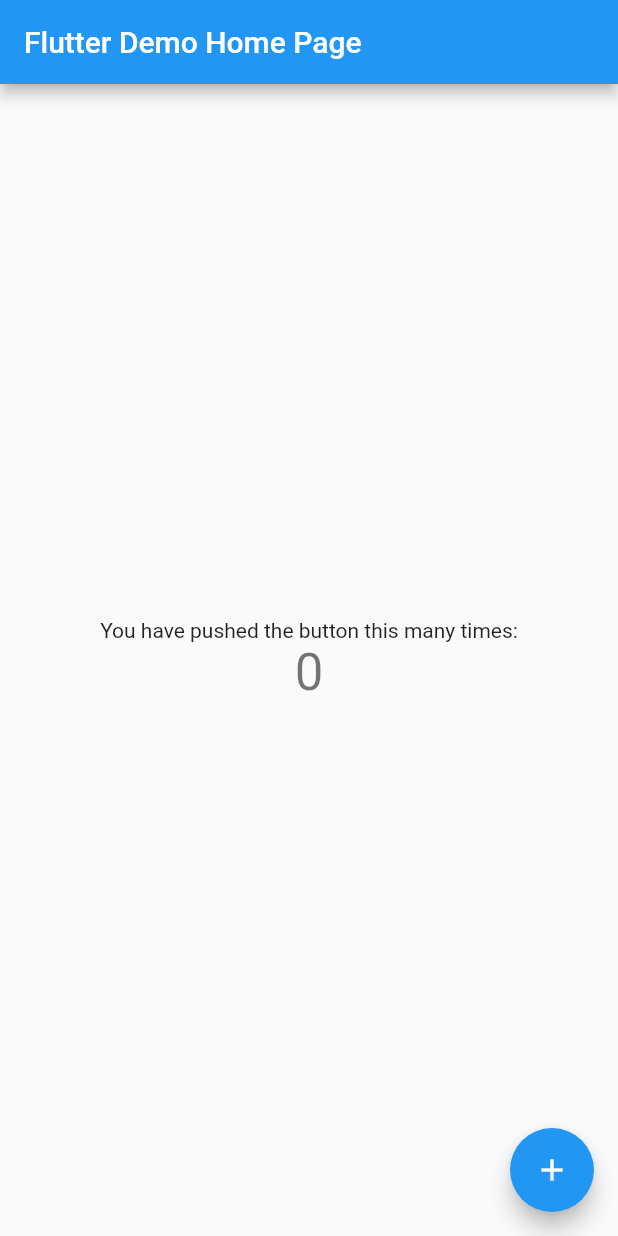
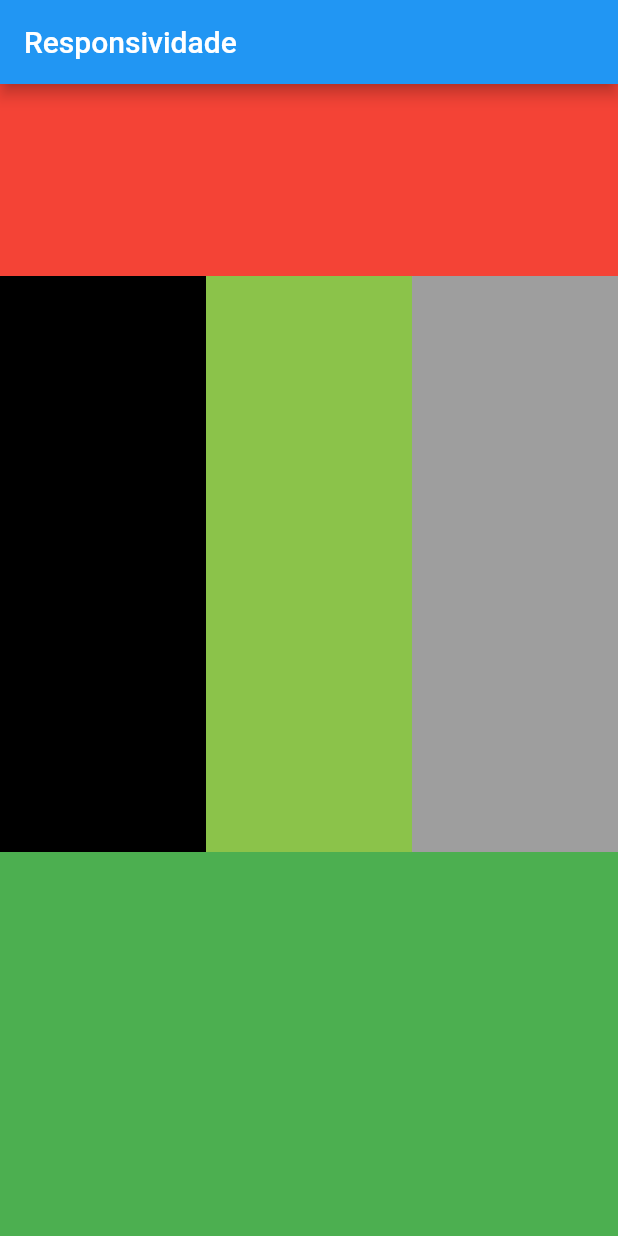
Before and after one commit to davif10/flutter_web-flutter-dart, a Flutter app: the screen it shows after launch, on a phone screen of 412 x 824 dp. Run offline on Flutter 3.47's test engine with Material 2 defaults, Android fonts, the phone set to English and light mode, and no system bars.

Commit message:
-Utilizando responsividade com Media Query e com Row e Column.

```diff
--- a/flutter_web_aula/lib/main.dart
+++ b/flutter_web_aula/lib/main.dart
@@ -1,115 +1,10 @@
 import 'package:flutter/material.dart';
+import 'package:flutter_web_aula/responsividade_row_col.dart';
 
 void main() {
-  runApp(const MyApp());
+  runApp(MaterialApp(
+    title: "Flutter web",
+    debugShowCheckedModeBanner: false,
+    home: ResponsividadeRowCol(),
+  ));
 }
-
-class MyApp extends StatelessWidget {
-  const MyApp({super.key});
-
-  // This widget is the root of your application.
-  @override
-  Widget build(BuildContext context) {
-    return MaterialApp(
-      title: 'Flutter Demo',
-      theme: ThemeData(
-        // This is the theme of your application.
-        //
-        // Try running your application with "flutter run". You'll see the
-        // application has a blue toolbar. Then, without quitting the app, try
-        // changing the primarySwatch below to Colors.green and then invoke
-        // "hot reload" (press "r" in the console where you ran "flutter run",
-        // or simply save your changes to "hot reload" in a Flutter IDE).
-        // Notice that the counter didn't reset back to zero; the application
-        // is not restarted.
-        primarySwatch: Colors.blue,
-      ),
-      home: const MyHomePage(title: 'Flutter Demo Home Page'),
-    );
-  }
-}
-
-class MyHomePage extends StatefulWidget {
-  const MyHomePage({super.key, required this.title});
-
-  // This widget is the home page of your application. It is stateful, meaning
-  // that it has a State object (defined below) that contains fields that affect
-  // how it looks.
-
-  // This class is the configuration for the state. It holds the values (in this
-  // case the title) provided by the parent (in this case the App widget) and
-  // used by the build method of the State. Fields in a Widget subclass are
-  // always marked "final".
-
-  final String title;
-
-  @override
-  State<MyHomePage> createState() => _MyHomePageState();
-}
-
-class _MyHomePageState extends State<MyHomePage> {
-  int _counter = 0;
-
-  void _incrementCounter() {
-    setState(() {
-      // This call to setState tells the Flutter framework that something has
-      // changed in this State, which causes it to rerun the build method below
-      // so that the display can reflect the updated values. If we changed
-      // _counter without calling setState(), then the build method would not be
-      // called again, and so nothing would appear to happen.
-      _counter++;
-    });
-  }
-
-  @override
-  Widget build(BuildContext context) {
-    // This method is rerun every time setState is called, for instance as done
-    // by the _incrementCounter method above.
-    //
-    // The Flutter framework has been optimized to make rerunning build methods
-    // fast, so that you can just rebuild anything that needs updating rather
-    // than having to individually change instances of widgets.
-    return Scaffold(
-      appBar: AppBar(
-        // Here we take the value from the MyHomePage object that was created by
-        // the App.build method, and use it to set our appbar title.
-        title: Text(widget.title),
-      ),
-      body: Center(
-        // Center is a layout widget. It takes a single child and positions it
-        // in the middle of the parent.
-        child: Column(
-          // Column is also a layout widget. It takes a list of children and
-          // arranges them vertically. By default, it sizes itself to fit its
-          // children horizontally, and tries to be as tall as its parent.
-          //
-          // Invoke "debug painting" (press "p" in the console, choose the
-          // "Toggle Debug Paint" action from the Flutter Inspector in Android
-          // Studio, or the "Toggle Debug Paint" command in Visual Studio Code)
-          // to see the wireframe for each widget.
-          //
-          // Column has various properties to control how it sizes itself and
-          // how it positions its children. Here we use mainAxisAlignment to
-          // center the children vertically; the main axis here is the vertical
-          // axis because Columns are vertical (the cross axis would be
-          // horizontal).
-          mainAxisAlignment: MainAxisAlignment.center,
-          children: <Widget>[
-            const Text(
-              'You have pushed the button this many times:',
-            ),
-            Text(
-              '$_counter',
-              style: Theme.of(context).textTheme.headline4,
-            ),
-          ],
-        ),
-      ),
-      floatingActionButton: FloatingActionButton(
-        onPressed: _incrementCounter,
-        tooltip: 'Increment',
-        child: const Icon(Icons.add),
-      ), // This trailing comma makes auto-formatting nicer for build methods.
-    );
-  }
-}
--- /dev/null
+++ b/flutter_web_aula/lib/responsividade_row_col.dart
@@ -0,0 +1,49 @@
+import 'package:flutter/material.dart';
+class ResponsividadeRowCol extends StatefulWidget {
+  const ResponsividadeRowCol({Key? key}) : super(key: key);
+
+  @override
+  State<ResponsividadeRowCol> createState() => _ResponsividadeRowColState();
+}
+
+class _ResponsividadeRowColState extends State<ResponsividadeRowCol> {
+  @override
+  Widget build(BuildContext context) {
+    // var largura = MediaQuery.of(context).size.width;
+    // var altura = MediaQuery.of(context).size.height;
+    return Scaffold(
+      appBar: AppBar(
+        title: Text("Responsividade"),
+      ),
+      body: Column(
+        children: [
+          // Container(
+          //   color: Colors.red,
+          //   height: 200,
+          // ),
+          Expanded(
+              flex: 1,
+              child: Container(color: Colors.red,)),
+          Expanded(
+              flex: 3,
+              child: Row(
+                children: [
+                  Expanded(
+                      flex: 1,
+                      child: Container(color: Colors.black,)),
+                  Expanded(
+                      flex: 1,
+                      child: Container(color: Colors.lightGreen,)),
+                  Expanded(
+                      flex: 1,
+                      child: Container(color: Colors.grey,)),
+                ],
+              )),
+          Expanded(
+              flex: 2,
+              child: Container(color: Colors.green,)),
+        ],
+      ),
+    );
+  }
+}
```
Also changed, not shown: flutter_web_aula/lib/responsividade_media_query.dart (added, +44 -0 lines), 1 other file.
